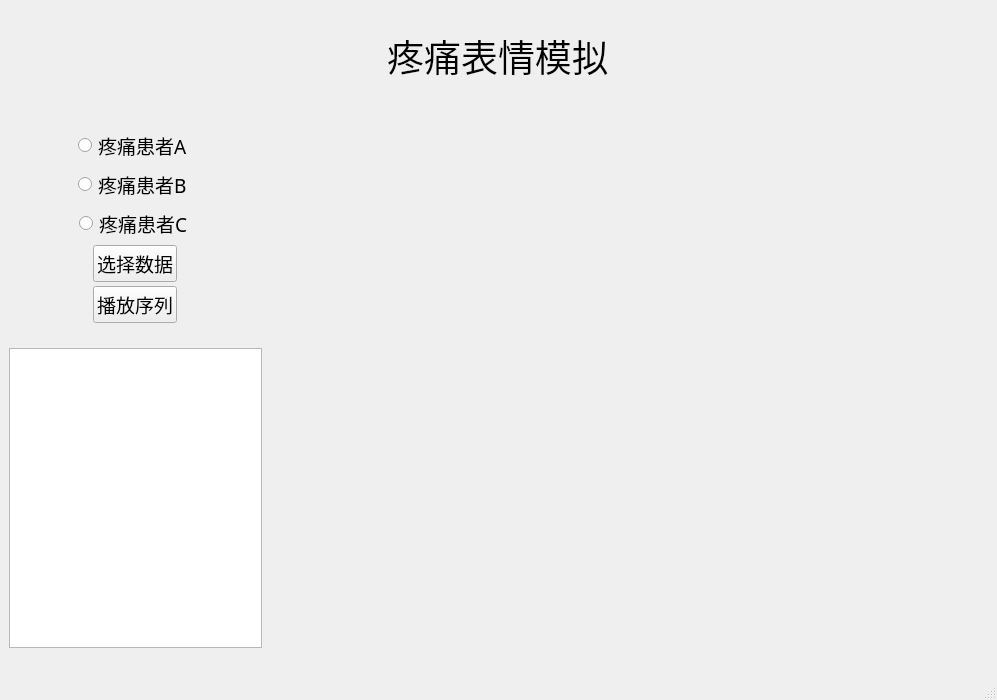
BlockZachary/2022_electric_game, file mainwindowA_E2.ui: the form before one commit.
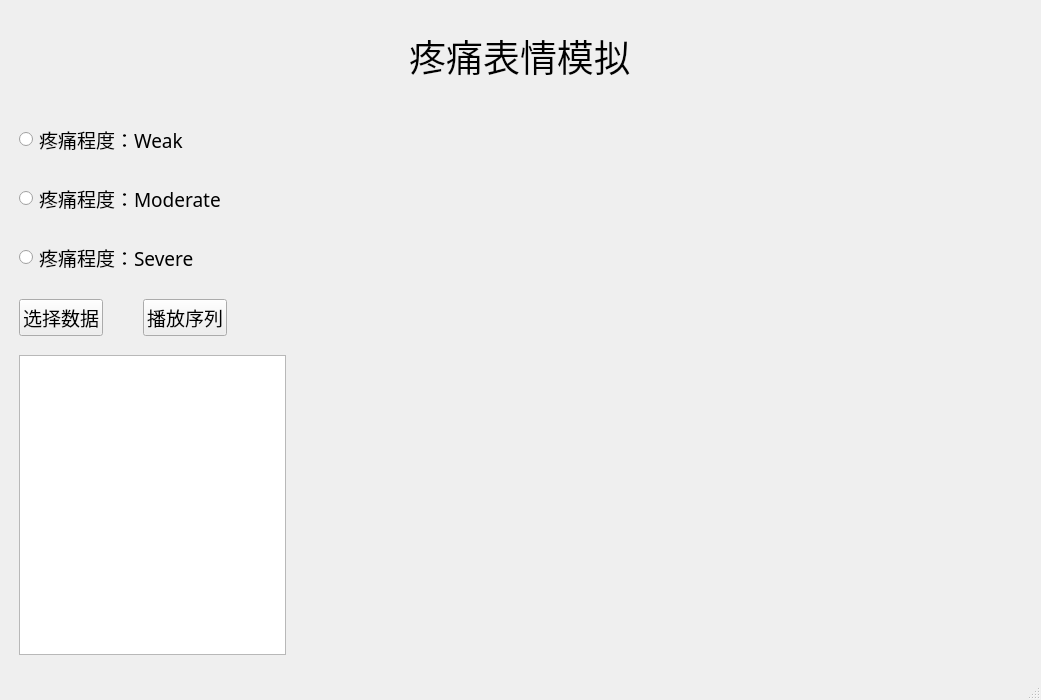
The form after the commit.

The edit to the form file:
```diff
--- a/mainwindowA_E2.ui
+++ b/mainwindowA_E2.ui
@@ -6,7 +6,7 @@
    <rect>
     <x>0</x>
     <y>0</y>
-    <width>997</width>
+    <width>1041</width>
     <height>700</height>
    </rect>
   </property>
@@ -82,6 +82,25 @@
             <property name="spacing">
              <number>0</number>
             </property>
+            <property name="sizeConstraint">
+             <enum>QLayout::SetFixedSize</enum>
+            </property>
+            <item>
+             <spacer name="horizontalSpacer_8">
+              <property name="orientation">
+               <enum>Qt::Horizontal</enum>
+              </property>
+              <property name="sizeType">
+               <enum>QSizePolicy::Fixed</enum>
+              </property>
+              <property name="sizeHint" stdset="0">
+               <size>
+                <width>10</width>
+                <height>20</height>
+               </size>
+              </property>
+             </spacer>
+            </item>
             <item>
              <widget class="QRadioButton" name="selectButtonA">
               <property name="sizePolicy">
@@ -100,17 +119,65 @@
                <enum>Qt::LeftToRight</enum>
               </property>
               <property name="text">
-               <string>疼痛患者A</string>
+               <string>疼痛程度：Weak</string>
               </property>
              </widget>
             </item>
+            <item>
+             <spacer name="horizontalSpacer">
+              <property name="orientation">
+               <enum>Qt::Horizontal</enum>
+              </property>
+              <property name="sizeHint" stdset="0">
+               <size>
+                <width>40</width>
+                <height>20</height>
+               </size>
+              </property>
+             </spacer>
+            </item>
            </layout>
           </item>
+          <item>
+           <spacer name="verticalSpacer">
+            <property name="orientation">
+             <enum>Qt::Vertical</enum>
+            </property>
+            <property name="sizeType">
+             <enum>QSizePolicy::Fixed</enum>
+            </property>
+            <property name="sizeHint" stdset="0">
+             <size>
+              <width>20</width>
+              <height>20</height>
+             </size>
+            </property>
+           </spacer>
+          </item>
           <item>
            <layout class="QHBoxLayout" name="horizontalLayout_6">
             <property name="spacing">
              <number>0</number>
             </property>
+            <property name="sizeConstraint">
+             <enum>QLayout::SetFixedSize</enum>
+            </property>
+            <item>
+             <spacer name="horizontalSpacer_9">
+              <property name="orientation">
+               <enum>Qt::Horizontal</enum>
+              </property>
+              <property name="sizeType">
+               <enum>QSizePolicy::Fixed</enum>
+              </property>
+              <property name="sizeHint" stdset="0">
+               <size>
+                <width>10</width>
+                <height>20</height>
+               </size>
+              </property>
+             </spacer>
+            </item>
             <item>
              <widget class="QRadioButton" name="selectButtonB">
               <property name="sizePolicy">
@@ -126,17 +193,65 @@
                </font>
               </property>
               <property name="text">
-               <string>疼痛患者B</string>
+               <string>疼痛程度：Moderate</string>
               </property>
              </widget>
             </item>
+            <item>
+             <spacer name="horizontalSpacer_2">
+              <property name="orientation">
+               <enum>Qt::Horizontal</enum>
+              </property>
+              <property name="sizeHint" stdset="0">
+               <size>
+                <width>40</width>
+                <height>20</height>
+               </size>
+              </property>
+             </spacer>
+            </item>
            </layout>
           </item>
+          <item>
+           <spacer name="verticalSpacer_2">
+            <property name="orientation">
+             <enum>Qt::Vertical</enum>
+            </property>
+            <property name="sizeType">
+             <enum>QSizePolicy::Fixed</enum>
+            </property>
+            <property name="sizeHint" stdset="0">
+             <size>
+              <width>20</width>
+              <height>20</height>
+             </size>
+            </property>
+           </spacer>
+          </item>
           <item>
            <layout class="QHBoxLayout" name="horizontalLayout_7">
             <property name="spacing">
              <number>0</number>
             </property>
+            <property name="sizeConstraint">
+             <enum>QLayout::SetFixedSize</enum>
+            </property>
+            <item>
+             <spacer name="horizontalSpacer_10">
+              <property name="orientation">
+               <enum>Qt::Horizontal</enum>
+              </property>
+              <property name="sizeType">
+               <enum>QSizePolicy::Fixed</enum>
+              </property>
+              <property name="sizeHint" stdset="0">
+               <size>
+                <width>10</width>
+                <height>20</height>
+               </size>
+              </property>
+             </spacer>
+            </item>
             <item>
              <widget class="QRadioButton" name="selectButtonC">
               <property name="sizePolicy">
@@ -155,17 +270,65 @@
                <enum>Qt::LeftToRight</enum>
               </property>
               <property name="text">
-               <string>疼痛患者C</string>
+               <string>疼痛程度：Severe</string>
               </property>
              </widget>
             </item>
+            <item>
+             <spacer name="horizontalSpacer_3">
+              <property name="orientation">
+               <enum>Qt::Horizontal</enum>
+              </property>
+              <property name="sizeHint" stdset="0">
+               <size>
+                <width>40</width>
+                <height>20</height>
+               </size>
+              </property>
+             </spacer>
+            </item>
            </layout>
           </item>
+          <item>
+           <spacer name="verticalSpacer_3">
+            <property name="orientation">
+             <enum>Qt::Vertical</enum>
+            </property>
+            <property name="sizeType">
+             <enum>QSizePolicy::Fixed</enum>
+            </property>
+            <property name="sizeHint" stdset="0">
+             <size>
+              <width>20</width>
+              <height>20</height>
+             </size>
+            </property>
+           </spacer>
+          </item>
           <item>
            <layout class="QHBoxLayout" name="horizontalLayout_4">
             <property name="spacing">
              <number>0</number>
             </property>
+            <property name="sizeConstraint">
+             <enum>QLayout::SetFixedSize</enum>
+            </property>
+            <item>
+             <spacer name="horizontalSpacer_5">
+              <property name="orientation">
+               <enum>Qt::Horizontal</enum>
+              </property>
+              <property name="sizeType">
+               <enum>QSizePolicy::Fixed</enum>
+              </property>
+              <property name="sizeHint" stdset="0">
+               <size>
+                <width>10</width>
+                <height>20</height>
+               </size>
+              </property>
+             </spacer>
+            </item>
             <item>
              <widget class="QPushButton" name="selectdata">
               <property name="sizePolicy">
@@ -185,13 +348,22 @@
               </property>
              </widget>
             </item>
-           </layout>
-          </item>
-          <item>
-           <layout class="QHBoxLayout" name="horizontalLayout_5">
-            <property name="spacing">
-             <number>0</number>
-            </property>
+            <item>
+             <spacer name="horizontalSpacer_4">
+              <property name="orientation">
+               <enum>Qt::Horizontal</enum>
+              </property>
+              <property name="sizeType">
+               <enum>QSizePolicy::Fixed</enum>
+              </property>
+              <property name="sizeHint" stdset="0">
+               <size>
+                <width>40</width>
+                <height>20</height>
+               </size>
+              </property>
+             </spacer>
+            </item>
             <item>
              <widget class="QPushButton" name="displaydata">
               <property name="sizePolicy">
@@ -211,12 +383,44 @@
               </property>
              </widget>
             </item>
+            <item>
+             <spacer name="horizontalSpacer_6">
+              <property name="orientation">
+               <enum>Qt::Horizontal</enum>
+              </property>
+              <property name="sizeHint" stdset="0">
+               <size>
+                <width>40</width>
+                <height>20</height>
+               </size>
+              </property>
+             </spacer>
+            </item>
            </layout>
           </item>
          </layout>
         </item>
         <item>
          <layout class="QHBoxLayout" name="horizontalLayout_2">
+          <property name="sizeConstraint">
+           <enum>QLayout::SetFixedSize</enum>
+          </property>
+          <item>
+           <spacer name="horizontalSpacer_11">
+            <property name="orientation">
+             <enum>Qt::Horizontal</enum>
+            </property>
+            <property name="sizeType">
+             <enum>QSizePolicy::Fixed</enum>
+            </property>
+            <property name="sizeHint" stdset="0">
+             <size>
+              <width>10</width>
+              <height>20</height>
+             </size>
+            </property>
+           </spacer>
+          </item>
           <item>
            <widget class="QTextBrowser" name="textBrowser">
             <property name="sizePolicy">
@@ -237,12 +441,31 @@
               <height>300</height>
              </size>
             </property>
+            <property name="sizeAdjustPolicy">
+             <enum>QAbstractScrollArea::AdjustToContents</enum>
+            </property>
            </widget>
           </item>
          </layout>
         </item>
        </layout>
       </item>
+      <item>
+       <spacer name="horizontalSpacer_7">
+        <property name="orientation">
+         <enum>Qt::Horizontal</enum>
+        </property>
+        <property name="sizeType">
+         <enum>QSizePolicy::Fixed</enum>
+        </property>
+        <property name="sizeHint" stdset="0">
+         <size>
+          <width>20</width>
+          <height>20</height>
+         </size>
+        </property>
+       </spacer>
+      </item>
       <item>
        <layout class="QVBoxLayout" name="verticalLayout_2">
         <item>
```
Left out of the diff: 8 changed lines with no effect on the pictures.
